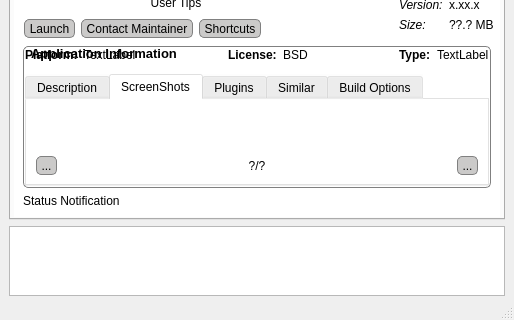
The window that src-qt4/pc-softwaremanager/mainUI.ui (trueos/pcbsd) describes before a commit, drawn with Qt 5; both pictures show x 0 to 514 and y 256 to 576 of the 514 by 576 pixel window.
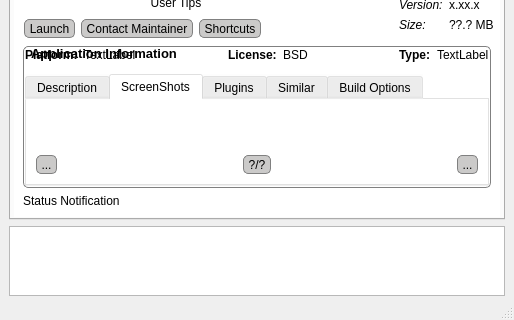
The same window after the commit. The open tabs and pages were chosen to show the change. Icons and pictures are not drawn.

Commit message: Add a new screenshot dialog (ssDialog()) to the AppCafe that will allow us to show full-screen screenshots (will maximize the window with scrollbars as necessary - so it will fit on any size screen).

Patch:
```diff
--- a/src-qt4/pc-softwaremanager/mainUI.ui
+++ b/src-qt4/pc-softwaremanager/mainUI.ui
@@ -1448,15 +1448,48 @@
                       </widget>
                      </item>
                      <item>
-                      <widget class="QLabel" name="label_app_cScreen">
+                      <spacer name="horizontalSpacer_9">
+                       <property name="orientation">
+                        <enum>Qt::Horizontal</enum>
+                       </property>
+                       <property name="sizeHint" stdset="0">
+                        <size>
+                         <width>40</width>
+                         <height>20</height>
+                        </size>
+                       </property>
+                      </spacer>
+                     </item>
+                     <item>
+                      <widget class="QToolButton" name="tool_app_cScreen">
+                       <property name="toolTip">
+                        <string>View Full Size</string>
+                       </property>
                        <property name="text">
                         <string notr="true">?/?</string>
                        </property>
-                       <property name="alignment">
-                        <set>Qt::AlignCenter</set>
+                       <property name="icon">
+                        <iconset resource="SoftwareManager.qrc">
+                         <normaloff>:/icons/default-graphical.png</normaloff>:/icons/default-graphical.png</iconset>
+                       </property>
+                       <property name="toolButtonStyle">
+                        <enum>Qt::ToolButtonTextBesideIcon</enum>
                        </property>
                       </widget>
                      </item>
+                     <item>
+                      <spacer name="horizontalSpacer_10">
+                       <property name="orientation">
+                        <enum>Qt::Horizontal</enum>
+                       </property>
+                       <property name="sizeHint" stdset="0">
+                        <size>
+                         <width>40</width>
+                         <height>20</height>
+                        </size>
+                       </property>
+                      </spacer>
+                     </item>
                      <item>
                       <widget class="QToolButton" name="tool_app_nextScreen">
                        <property name="text">
```
Left out of the diff: 22 changed lines with no effect on the pictures. The commit also changes 6 other files.
